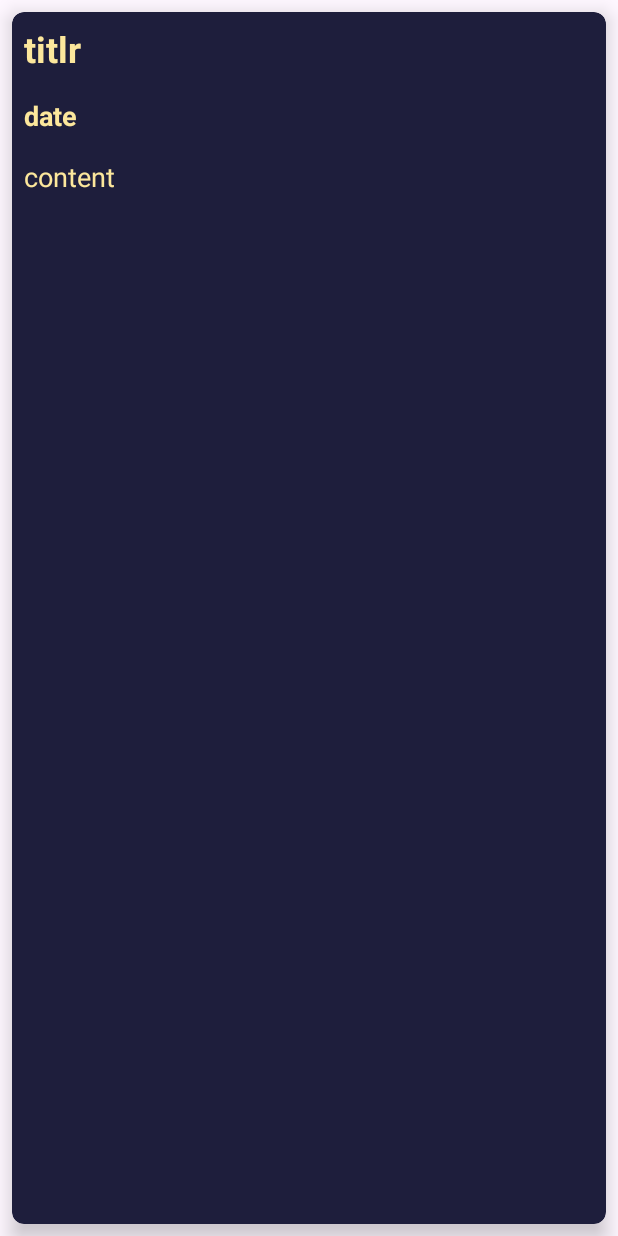
After one commit to Ferdinand134/dream-journal, an Android app: the layout log_list.xml on its own in the app's theme, with its tools: preview values and no code run, on a phone screen of 412 x 824 dp. The commit adds this screen. Run offline under Robolectric (Android 15) with nearby library versions, the phone set to English and light mode, and no system bars.

Commit message:
log layout

```diff
--- a/app/src/main/java/com/example/dreamjournal/database/MainDAO.kt
+++ b/app/src/main/java/com/example/dreamjournal/database/MainDAO.kt
@@ -15,8 +15,8 @@ interface MainDAO {
     @Query("SELECT * FROM log ORDER BY id DESC")
     fun getAll(): List<Log>
 
-    @Query("UPDATE log SET title = :title, sleepQuality = :sleepQuality, content = :content, date = :date WHERE ID = :id")
-    fun update(id: Int, title: String, sleepQuality: Int, content: String, date: Date)
+    @Query("UPDATE log SET title = :title, content = :content, date = :date WHERE ID = :id")
+    fun update(id: Int, title: String, content: String, date: Date)
 
     @Delete
     fun delete(log: Log)
--- a/app/src/main/java/com/example/dreamjournal/models/Log.kt
+++ b/app/src/main/java/com/example/dreamjournal/models/Log.kt
@@ -13,9 +13,6 @@ class Log : Serializable {
     @ColumnInfo(name = "title")
     var title: String = ""
 
-    @ColumnInfo(name = "sleepQuality")
-    var sleepQuality: Int = 0
-
     @ColumnInfo(name = "content")
     var content: String = ""
 
--- /dev/null
+++ b/app/src/main/res/drawable/baseline_add_24.xml
@@ -0,0 +1,5 @@
+<vector android:height="24dp" android:tint="#000000"
+    android:viewportHeight="24" android:viewportWidth="24"
+    android:width="24dp" xmlns:android="http://schemas.android.com/apk/res/android">
+    <path android:fillColor="@android:color/white" android:pathData="M19,13h-6v6h-2v-6H5v-2h6V5h2v6h6v2z"/>
+</vector>
--- a/app/src/main/res/drawable/baseline_add_circle_24.xml
+++ /dev/null
@@ -1,5 +0,0 @@
-<vector android:height="200dp" android:tint="#000000"
-    android:viewportHeight="24" android:viewportWidth="24"
-    android:width="200dp" xmlns:android="http://schemas.android.com/apk/res/android">
-    <path android:fillColor="@android:color/white" android:pathData="M12,2C6.48,2 2,6.48 2,12s4.48,10 10,10 10,-4.48 10,-10S17.52,2 12,2zM17,13h-4v4h-2v-4L7,13v-2h4L11,7h2v4h4v2z"/>
-</vector>
--- a/app/src/main/res/layout/activity_main.xml
+++ b/app/src/main/res/layout/activity_main.xml
@@ -21,7 +21,7 @@
         android:id="@+id/fab_add"
         android:layout_width="wrap_content"
         android:layout_height="wrap_content"
-        android:src="@drawable/baseline_add_circle_24"
+        android:src="@drawable/baseline_add_24"
         android:layout_alignParentStart="true"
         android:layout_alignParentTop="true"
         android:layout_alignParentEnd="true"
--- /dev/null
+++ b/app/src/main/res/layout/log_list.xml
@@ -0,0 +1,56 @@
+<?xml version="1.0" encoding="utf-8"?>
+<androidx.cardview.widget.CardView xmlns:android="http://schemas.android.com/apk/res/android"
+    android:layout_width="match_parent"
+    android:layout_height="match_parent"
+    xmlns:app="http://schemas.android.com/apk/res-auto"
+    app:cardBackgroundColor="@color/dark"
+    android:id="@+id/logs_container"
+    app:cardCornerRadius="8dp"
+    app:cardElevation="8dp"
+    android:layout_margin="8dp">
+    <LinearLayout
+        android:orientation="vertical"
+        android:layout_width="match_parent"
+        android:layout_height="wrap_content">
+        <RelativeLayout
+            android:layout_width="match_parent"
+            android:layout_height="wrap_content">
+            <TextView
+                android:id="@+id/log_title"
+                android:text="titlr"
+                android:layout_alignParentStart="true"
+                android:textSize="24sp"
+                android:textColor="@color/vanilla"
+                android:textStyle="bold"
+                android:padding="8dp"
+                android:singleLine="true"
+                android:ellipsize="marquee"
+                android:marqueeRepeatLimit="marquee_forever"
+                android:scrollHorizontally="true"
+                android:layout_width="match_parent"
+                android:layout_height="wrap_content"/>
+            <TextView
+                android:id="@+id/log_date"
+                android:text="date"
+                android:layout_alignParentStart="true"
+                android:textSize="18sp"
+                android:textColor="@color/vanilla"
+                android:textStyle="bold"
+                android:padding="8dp"
+                android:layout_below="@id/log_title"
+                android:layout_width="match_parent"
+                android:layout_height="wrap_content"/>
+        </RelativeLayout>
+        <TextView
+            android:id="@+id/log_content"
+            android:text="content"
+            android:textSize="18sp"
+            android:textColor="@color/vanilla"
+            android:maxLines="10"
+            android:textStyle="normal"
+            android:padding="8dp"
+            android:layout_width="match_parent"
+            android:layout_height="wrap_content"/>
+    </LinearLayout>
+
+</androidx.cardview.widget.CardView>
```
Also changed, not shown: app/src/main/java/com/example/dreamjournal/Adapters/LogsListAdapter.kt (added, +51 -0 lines), app/src/main/java/com/example/dreamjournal/LogsClickListener.kt (added, +11 -0 lines).
